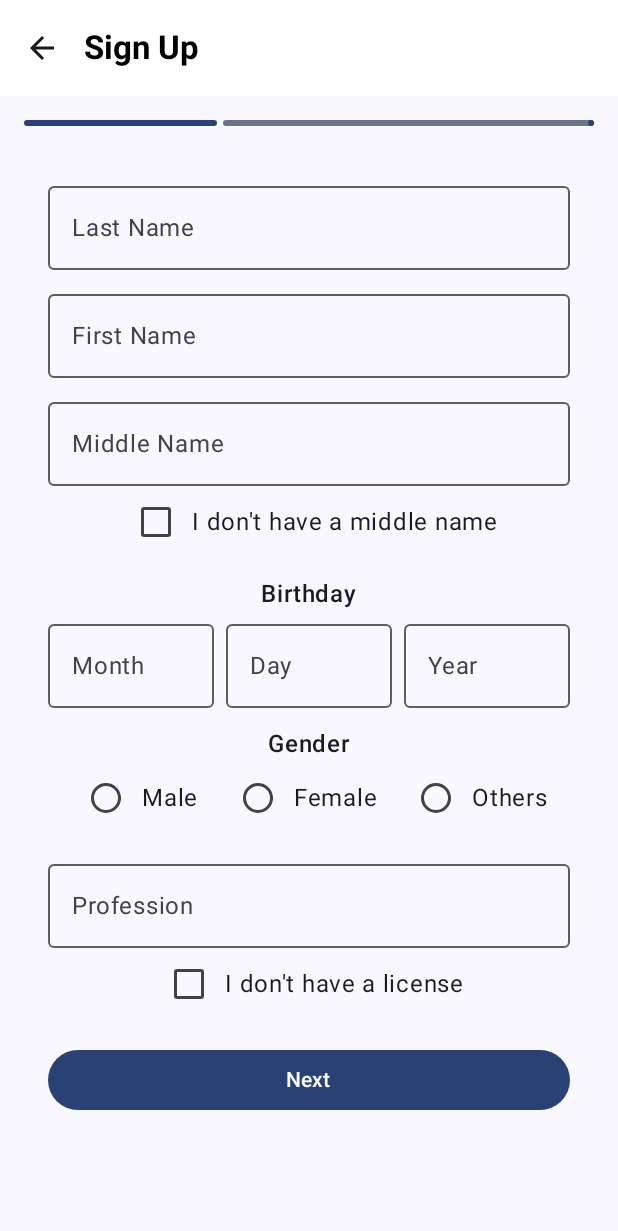
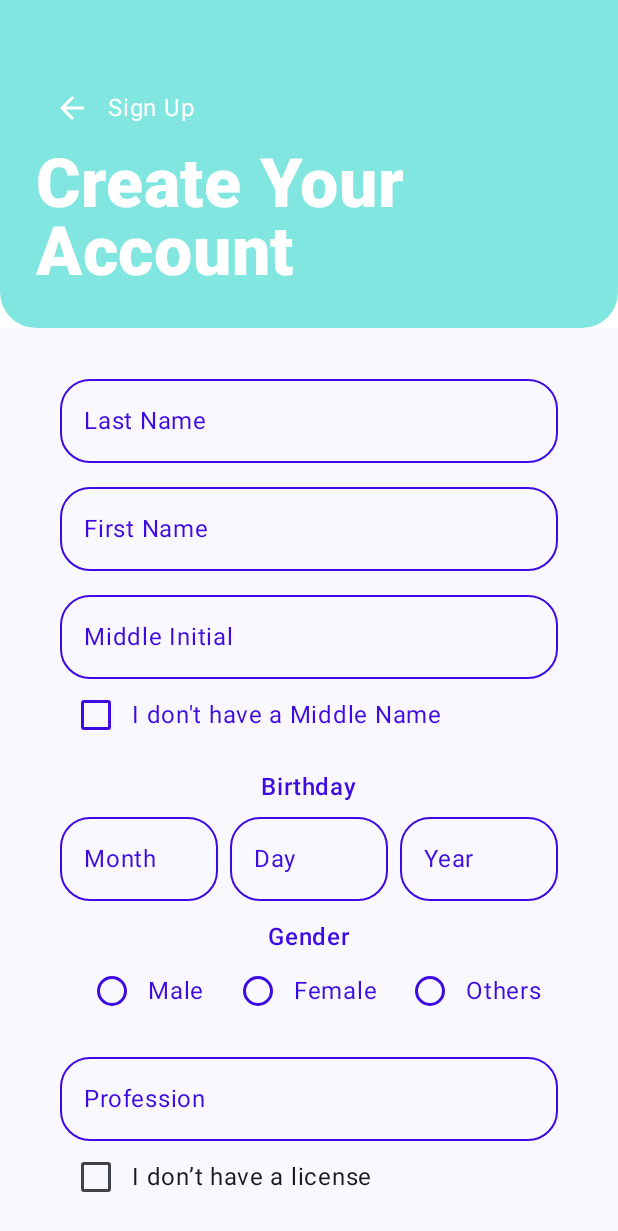
Before and after one commit to iamluiii/CareGo, an Android app built with Jetpack Compose: the SignUpScreen screen opened through its navigation route, after a tap on "Caregiver", on a phone screen of 412 x 824 dp. Shown: the top 1231 px of the screen. Run offline under Robolectric (Android 15) with nearby library versions, the light colour scheme and no system bars; our stand-ins replace Firebase (no records; nobody signed in at launch, a user with empty details on screens opened directly).

Commit message:
ui signup stage 1

```diff
--- a/app/src/main/java/com/example/carego/SignUpScreen.kt
+++ b/app/src/main/java/com/example/carego/SignUpScreen.kt
@@ -3,14 +3,17 @@ package com.example.carego
 import android.content.Context
 import android.widget.Toast
 import androidx.compose.foundation.Image
+import androidx.compose.foundation.background
 import androidx.compose.foundation.clickable
 import androidx.compose.foundation.layout.Arrangement
+import androidx.compose.foundation.layout.Box
 import androidx.compose.foundation.layout.Column
 import androidx.compose.foundation.layout.Row
 import androidx.compose.foundation.layout.Spacer
 import androidx.compose.foundation.layout.fillMaxSize
 import androidx.compose.foundation.layout.fillMaxWidth
 import androidx.compose.foundation.layout.height
+import androidx.compose.foundation.layout.heightIn
 import androidx.compose.foundation.layout.padding
 import androidx.compose.foundation.layout.size
 import androidx.compose.foundation.layout.width
@@ -23,28 +26,32 @@ import androidx.compose.material.icons.filled.Visibility
 import androidx.compose.material.icons.filled.VisibilityOff
 import androidx.compose.material3.AlertDialog
 import androidx.compose.material3.Button
+import androidx.compose.material3.ButtonDefaults
 import androidx.compose.material3.Checkbox
+import androidx.compose.material3.CheckboxDefaults
 import androidx.compose.material3.CircularProgressIndicator
 import androidx.compose.material3.DropdownMenuItem
 import androidx.compose.material3.ExperimentalMaterial3Api
 import androidx.compose.material3.ExposedDropdownMenuBox
 import androidx.compose.material3.Icon
 import androidx.compose.material3.IconButton
-import androidx.compose.material3.LinearProgressIndicator
+import androidx.compose.material3.LocalTextStyle
 import androidx.compose.material3.MaterialTheme
 import androidx.compose.material3.OutlinedTextField
+import androidx.compose.material3.OutlinedTextFieldDefaults
 import androidx.compose.material3.RadioButton
+import androidx.compose.material3.RadioButtonDefaults
 import androidx.compose.material3.Scaffold
 import androidx.compose.material3.Text
 import androidx.compose.material3.TextButton
 import androidx.compose.material3.TopAppBar
-import androidx.compose.material3.TopAppBarDefaults
 import androidx.compose.runtime.Composable
 import androidx.compose.runtime.LaunchedEffect
 import androidx.compose.runtime.getValue
 import androidx.compose.runtime.mutableStateMapOf
 import androidx.compose.runtime.mutableStateOf
 import androidx.compose.runtime.remember
+import androidx.compose.runtime.rememberCoroutineScope
 import androidx.compose.runtime.setValue
 import androidx.compose.runtime.snapshotFlow
 import androidx.compose.ui.Alignment
@@ -56,11 +63,14 @@ import androidx.compose.ui.text.font.FontWeight
 import androidx.compose.ui.text.input.PasswordVisualTransformation
 import androidx.compose.ui.text.input.VisualTransformation
 import androidx.compose.ui.text.style.TextAlign
+import androidx.compose.ui.text.style.TextOverflow
 import androidx.compose.ui.unit.dp
 import androidx.compose.ui.unit.sp
 import androidx.navigation.NavController
 import com.google.firebase.auth.FirebaseAuth
 import com.google.firebase.firestore.FirebaseFirestore
+import kotlinx.coroutines.delay
+import kotlinx.coroutines.launch
 
 
 @OptIn(ExperimentalMaterial3Api::class)
@@ -176,26 +186,13 @@ fun SignUpScreen(navController: NavController) {
     // UI for the sign-up process
     Scaffold(
         topBar = {
-            TopAppBar(
-                title = {
-                    Text(
-                        text = "Sign Up",
-                        fontWeight = FontWeight.Bold,
-                    )
-                },
-                navigationIcon = {
-                    IconButton(onClick = { navController.popBackStack() }) {
-                        Icon(
-                            imageVector = Icons.Default.ArrowBack,
-                            contentDescription = "Back"
-                        )
+            when (currentStep) {
+                0 -> TopAppBarStep(title = "Create Your Account", navController = navController)
+                1 -> TopAppBarStep(title = "Personal Information", navController = navController)
+                2 -> TopAppBarStep(title = "Contact Information", navController = navController)
+                3 -> TopAppBarStep(title = "Account Access", navController = navController)
+                4 -> TopAppBarStep(title = "Review & Submit", navController = navController)
             }
-                },
-                colors = TopAppBarDefaults.topAppBarColors(
-                    containerColor = Color.White,
-                    titleContentColor = Color.Black
-                )
-            )
         }
     ) { innerPadding ->
         Column(
@@ -204,12 +201,6 @@ fun SignUpScreen(navController: NavController) {
                 .fillMaxSize()
                 .padding(16.dp)
         ) {
-            LinearProgressIndicator(
-                progress = currentStep / 3f,
-                modifier = Modifier
-                    .fillMaxWidth()
-                    .padding(bottom = 16.dp)
-            )
 
             when (currentStep) {
                         0 -> {
@@ -798,25 +789,40 @@ fun PersonalInfoStep(
     errors: Map<String, Boolean>,
     onNext: () -> Unit
 ) {
-    val months = listOf("January", "February", "March", "April", "May", "June", "July", "August", "September", "October", "November", "December")
+    val months = listOf("Jan", "Feb", "Mar", "Apr", "May", "Jun", "Jul", "Aug", "Sep", "Oct", "Nov", "Dec")
+
     val days = (1..31).map { it.toString() }
     val years = (1970..2025).map { it.toString() }
+    val scope = rememberCoroutineScope()
+    var isButtonEnabled by remember { mutableStateOf(true) }
 
     Column(
         modifier = Modifier
             .fillMaxSize()
             .verticalScroll(rememberScrollState())
-            .padding(16.dp),
+            .padding(horizontal = 24.dp),
         horizontalAlignment = Alignment.CenterHorizontally
     ) {
+        Spacer(modifier = Modifier.height(10.dp))
+
+        // Create Your Account block inside TopAppBar area
+
+
         OutlinedTextField(
             value = lastName,
             onValueChange = { onLastNameChange(it.filter { c -> c.isLetter() || c.isWhitespace() }) },
             label = { Text("Last Name") },
             isError = errors["lastName"] == true,
             singleLine = true,
-            modifier = Modifier.fillMaxWidth()
+            shape = RoundedCornerShape(20.dp),
+            modifier = Modifier.fillMaxWidth(),
+            colors = OutlinedTextFieldDefaults.colors (focusedBorderColor = Color(0xFF3E0AE2),
+            unfocusedBorderColor = Color(0xFF3E0AE2),
+            focusedLabelColor = Color(0xFF3E0AE2),
+            unfocusedLabelColor = Color(0xFF3E0AE2)
         )
+        )
+        Spacer(modifier = Modifier.height(8.dp))
 
         OutlinedTextField(
             value = firstName,
@@ -824,86 +830,112 @@ fun PersonalInfoStep(
             label = { Text("First Name") },
             isError = errors["firstName"] == true,
             singleLine = true,
-            modifier = Modifier.fillMaxWidth().padding(top = 8.dp)
+            shape = RoundedCornerShape(20.dp),
+            modifier = Modifier.fillMaxWidth(),
+            colors = OutlinedTextFieldDefaults.colors(
+               focusedBorderColor = Color(0xFF3E0AE2),
+                unfocusedBorderColor = Color(0xFF3E0AE2),
+                focusedLabelColor = Color(0xFF3E0AE2),
+                unfocusedLabelColor = Color(0xFF3E0AE2),
         )
+        )
+        Spacer(modifier = Modifier.height(8.dp))
 
         OutlinedTextField(
             value = if (noMiddleName) "" else middleName,
             onValueChange = { onMiddleNameChange(it.filter { c -> c.isLetter() || c.isWhitespace() }) },
-            label = { Text("Middle Name") },
+            label = { Text("Middle Initial") },
             isError = errors["middleName"] == true,
             enabled = !noMiddleName,
             singleLine = true,
-            modifier = Modifier.fillMaxWidth().padding(top = 8.dp)
+            shape = RoundedCornerShape(20.dp),
+            modifier = Modifier.fillMaxWidth(),
+            colors = OutlinedTextFieldDefaults.colors(
+                focusedBorderColor = Color(0xFF3E0AE2),
+            unfocusedBorderColor = Color(0xFF3E0AE2),
+            focusedLabelColor = Color(0xFF3E0AE2),
+            unfocusedLabelColor = Color(0xFF3E0AE2),
         )
+        )
+        Row(
+            verticalAlignment = Alignment.CenterVertically,
+            modifier = Modifier.fillMaxWidth()
+        ) {
+            Checkbox(
+                checked = noMiddleName,
+                onCheckedChange = onNoMiddleNameChange,
+                colors = CheckboxDefaults.colors(
+                    checkedColor = Color(0xFF3E0AE2),
+                    uncheckedColor = Color(0xFF3E0AE2),
+                    checkmarkColor = Color.White
+                )
+            )
+            Text(
+                text = "I don't have a Middle Name",
+                color = Color(0xFF3E0AE2)
+            )
+        }
 
-        Row(verticalAlignment = Alignment.CenterVertically) {
-            Checkbox(checked = noMiddleName, onCheckedChange = onNoMiddleNameChange)
-            Text("I don't have a middle name")
+
+
+        Spacer(modifier = Modifier.height(12.dp))
+
+        Text(
+            text = "Birthday",
+            color = Color(0xFF3E0AE2),
+            fontWeight = FontWeight.SemiBold
+        )
+        Row(horizontalArrangement = Arrangement.spacedBy(8.dp), modifier = Modifier.fillMaxWidth()) {
+            DropdownBox("Month", months, birthMonth, onBirthMonthChange, errors["birthday"] == true, Modifier.weight(1f), RoundedCornerShape(20.dp))
+            DropdownBox("Day", days, birthDay, onBirthDayChange, errors["birthday"] == true, Modifier.weight(1f), RoundedCornerShape(20.dp))
+            DropdownBox("Year", years, birthYear, onBirthYearChange, errors["birthday"] == true, Modifier.weight(1f), RoundedCornerShape(20.dp))
         }
 
         Spacer(modifier = Modifier.height(12.dp))
-        Text("Birthday", fontWeight = FontWeight.SemiBold)
 
-        Row(
-            modifier = Modifier.fillMaxWidth(),
-            horizontalArrangement = Arrangement.spacedBy(8.dp)
-        ) {
-            DropdownBox(
-                label = "Month",
-                options = months,
-                selectedOption = birthMonth,
-                onOptionSelected = onBirthMonthChange,
-                error = errors["birthday"] == true,
-                modifier = Modifier.weight(1f)
+        Text(
+            text = "Gender",
+            color = Color(0xFF3E0AE2),
+            fontWeight = FontWeight.SemiBold
         )
-            DropdownBox(
-                label = "Day",
-                options = days,
-                selectedOption = birthDay,
-                onOptionSelected = onBirthDayChange,
-                error = errors["birthday"] == true,
-                modifier = Modifier.weight(1f)
-            )
-            DropdownBox(
-                label = "Year",
-                options = years,
-                selectedOption = birthYear,
-                onOptionSelected = onBirthYearChange,
-                error = errors["birthday"] == true,
-                modifier = Modifier.weight(1f)
-            )
-        }
-
-        Spacer(modifier = Modifier.height(12.dp))
-        Text("Gender", fontWeight = FontWeight.SemiBold)
         Row(horizontalArrangement = Arrangement.SpaceEvenly, modifier = Modifier.fillMaxWidth()) {
             listOf("Male", "Female", "Others").forEach { option ->
                 Row(
                     verticalAlignment = Alignment.CenterVertically,
                     modifier = Modifier.clickable { onGenderChange(option) }
                 ) {
-                    RadioButton(selected = gender == option, onClick = { onGenderChange(option) })
-                    Text(option)
+                    RadioButton(
+                        selected = gender == option,
+                        onClick = { onGenderChange(option) },
+                        colors = RadioButtonDefaults.colors(
+                            selectedColor = Color(0xFF3E0AE2),
+                            unselectedColor = Color(0xFF3E0AE2)
+                        )
+                    )
+                    Text(
+                        text = option,
+                        color = Color(0xFF3E0AE2)
+                    )
                 }
             }
         }
+
 
         Spacer(modifier = Modifier.height(12.dp))
 
         if (userType == "User") {
             DropdownBox(
                 label = "Type of PWD",
-                options = listOf("Visual Disability",
-                    "Hearing Disability",
-                    "Speech and Language Disability",
-                    "Physical Disability",
-                    "Mental/Intellectual Disability",
-                    "Psychosocial Disability",
-                    "Disability Due to Chronic Illness",),
+                options = listOf(
+                    "Visual Disability", "Hearing Disability", "Speech and Language Disability",
+                    "Physical Disability", "Mental/Intellectual Disability",
+                    "Psychosocial Disability", "Disability Due to Chronic Illness", "Others"
+                ),
                 selectedOption = pwdType,
                 onOptionSelected = onPWDTypeChange,
-                error = errors["pwdType"] == true
+                error = errors["pwdType"] == true,
+                modifier = Modifier.fillMaxWidth(),
+                shape = RoundedCornerShape(20.dp)
             )
         } else {
             DropdownBox(
@@ -914,24 +946,50 @@ fun PersonalInfoStep(
                     onProfessionChange(it)
                     onNoLicenseChange(false)
                 },
-                error = errors["profession"] == true
+                error = errors["profession"] == true,
+                modifier = Modifier.fillMaxWidth(),
+                shape = RoundedCornerShape(20.dp)
             )
 
-            Row(verticalAlignment = Alignment.CenterVertically) {
+            Row(verticalAlignment = Alignment.CenterVertically, modifier = Modifier.fillMaxWidth()) {
                 Checkbox(checked = noLicense, onCheckedChange = {
                     onNoLicenseChange(it)
                     if (it) onProfessionChange("")
                 })
-                Text("I don't have a license")
+                Text("I don’t have a license")
             }
         }
 
-        Spacer(modifier = Modifier.height(16.dp))
-        Button(onClick = onNext, modifier = Modifier.fillMaxWidth()) {
-            Text("Next")
+        Spacer(modifier = Modifier.height(24.dp))
+
+        Button(
+            onClick = {
+                if (isButtonEnabled) {
+                    isButtonEnabled = false
+                    scope.launch {
+                        onNext()
+                        delay(2000)
+                        isButtonEnabled = true
                     }
                 }
+            },
+            modifier = Modifier
+                .fillMaxWidth()
+                .height(50.dp),
+            shape = RoundedCornerShape(24.dp),
+            colors = ButtonDefaults.buttonColors(
+                containerColor = Color(0xFFED3782),
+                contentColor = Color.White
+            )
+        ) {
+            Text("Next", fontSize = 16.sp)
         }
+
+        Spacer(modifier = Modifier.height(16.dp))
+    }
+}
+
+
 @OptIn(ExperimentalMaterial3Api::class)
 @Composable
 fun DropdownBox(
@@ -940,35 +998,60 @@ fun DropdownBox(
     selectedOption: String,
     onOptionSelected: (String) -> Unit,
     error: Boolean = false,
-    modifier: Modifier = Modifier
+    modifier: Modifier = Modifier,
+    shape: RoundedCornerShape = RoundedCornerShape(20.dp)
 ) {
     var expanded by remember { mutableStateOf(false) }
 
-    Column(modifier = modifier) {
     ExposedDropdownMenuBox(
         expanded = expanded,
-            onExpandedChange = { expanded = !expanded }
+        onExpandedChange = { expanded = !expanded },
+        modifier = modifier.fillMaxWidth()
     ) {
         OutlinedTextField(
             value = selectedOption,
             onValueChange = {},
-                label = { Text(label) },
             readOnly = true,
+            label = {
+                Text(
+                    text = label,
+                    color = if (error) MaterialTheme.colorScheme.error else Color(0xFF3E0AE2),
+                    maxLines = 1,
+                    overflow = TextOverflow.Ellipsis
+                )
+            },
             isError = error,
+            shape = shape,
+            singleLine = true,
             modifier = Modifier
                 .menuAnchor()
-                    .fillMaxWidth()
+                .fillMaxWidth(),
+            textStyle = LocalTextStyle.current.copy(fontSize = 16.sp),
+            colors = OutlinedTextFieldDefaults.colors(
+                focusedBorderColor = Color(0xFF3E0AE2),
+                unfocusedBorderColor = Color(0xFF3E0AE2),
+                cursorColor = Color(0xFF3E0AE2)
+            )
         )
 
         ExposedDropdownMenu(
             expanded = expanded,
-                onDismissRequest = { expanded = false }
+            onDismissRequest = { expanded = false },
+            modifier = Modifier
+                .fillMaxWidth()
+                .heightIn(max = 240.dp) // Max 5 visible items
         ) {
-                options.forEach { selectionOption ->
+            options.forEach { option ->
                 DropdownMenuItem(
-                        text = { Text(selectionOption) },
+                    text = {
+                        Text(
+                            text = option,
+                            maxLines = 1,
+                            overflow = TextOverflow.Ellipsis
+                        )
+                    },
                     onClick = {
-                            onOptionSelected(selectionOption)
+                        onOptionSelected(option)
                         expanded = false
                     }
                 )
@@ -985,7 +1068,9 @@ fun DropdownBox(
         )
     }
 }
-}
+
+
+
 fun validatePersonalInfoSimple(
     context: Context,
     errors: MutableMap<String, Boolean>,
@@ -1317,3 +1402,59 @@ fun ScrollableAgreementDialog(
         tonalElevation = 8.dp
     )
 }
+
+@OptIn(ExperimentalMaterial3Api::class)
+@Composable
+fun TopAppBarStep(title: String, navController: NavController) {
+    if (title == "Personal Information") {
+        Column(
+            modifier = Modifier
+                .fillMaxWidth()
+                .background(Color.White)
+        ) {
+            Box(
+                modifier = Modifier
+                    .fillMaxWidth()
+                    .background(Color(0xFF82E6E0), shape = RoundedCornerShape(bottomEnd = 24.dp, bottomStart = 24.dp))
+                    .padding(top = 48.dp, bottom = 24.dp, start = 24.dp, end = 24.dp)
+            ) {
+                Column {
+                    Row(
+                        verticalAlignment = Alignment.CenterVertically
+                    ) {
+                        IconButton(onClick = { navController.popBackStack() }) {
+                            Icon(
+                                imageVector = Icons.Default.ArrowBack,
+                                contentDescription = "Back",
+                                tint = Color.White
+                            )
+                        }
+                        Text(
+                            text = "Sign Up",
+                            color = Color.White,
+                            fontSize = 16.sp
+                        )
+                    }
+
+
+                    Text(
+                        text = "Create Your \nAccount",
+                        color = Color.White,
+                        fontWeight = FontWeight.ExtraBold,
+                        fontSize = 45.sp,
+                        lineHeight = 45.sp,
+                    )
+                }
+            }
+        }
+    } else {
+        TopAppBar(
+            title = { Text(title) },
+            navigationIcon = {
+                IconButton(onClick = { navController.popBackStack() }) {
+                    Icon(imageVector = Icons.Default.ArrowBack, contentDescription = "Back")
+                }
+            }
+        )
+    }
+}
```
Lines whose indentation alone changed are shown as unchanged.
